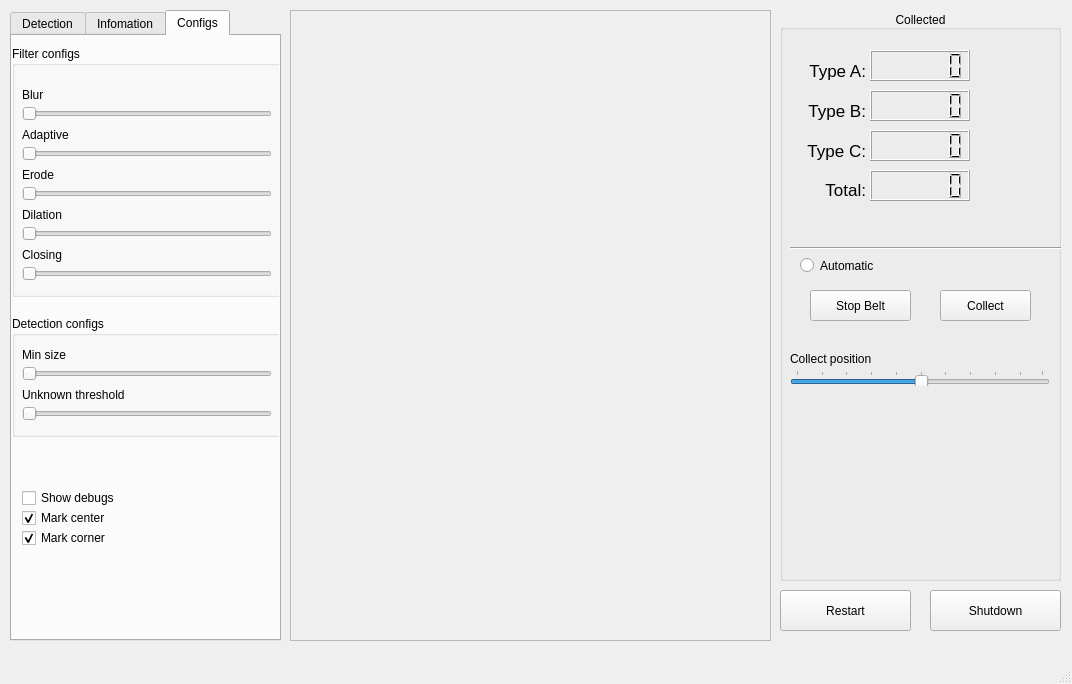
First picture: the form in windows.ui, repository hungtooc/find-object, before the edit.
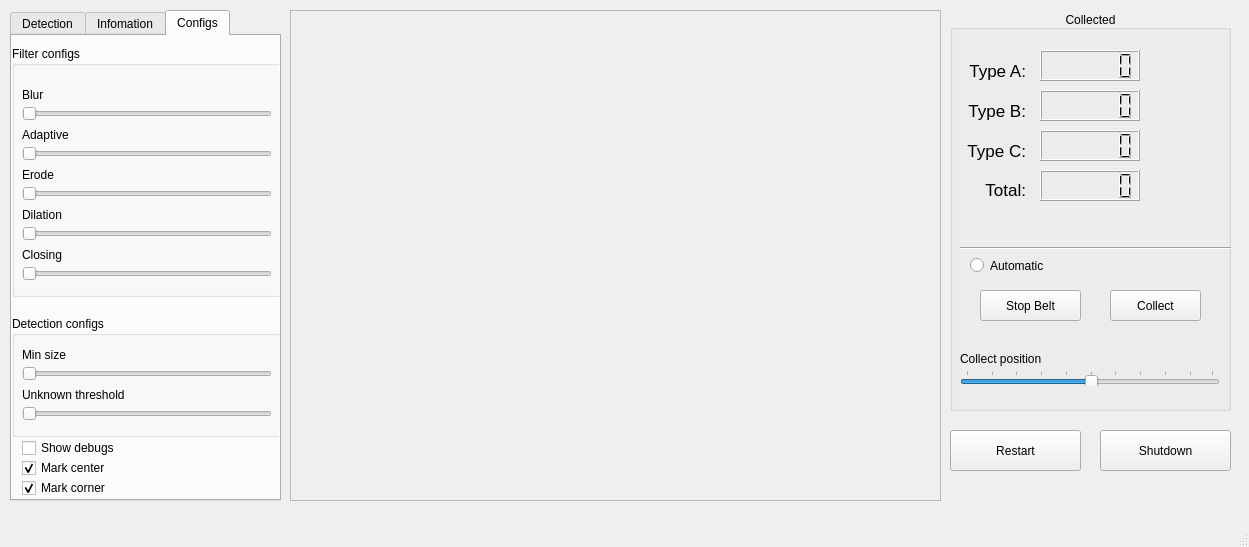
Second picture: the form after the edit. The open tabs and pages were chosen to show the change. Icons and pictures are not drawn.

Patch:
```diff
--- a/windows.ui
+++ b/windows.ui
@@ -6,8 +6,8 @@
    <rect>
     <x>0</x>
     <y>0</y>
-    <width>1072</width>
-    <height>684</height>
+    <width>1249</width>
+    <height>547</height>
    </rect>
   </property>
   <property name="windowTitle">
@@ -25,8 +25,8 @@
      <rect>
       <x>290</x>
       <y>10</y>
-      <width>481</width>
-      <height>631</height>
+      <width>651</width>
+      <height>491</height>
      </rect>
     </property>
     <property name="frameShape">
@@ -40,8 +40,8 @@
       <rect>
        <x>0</x>
        <y>0</y>
-       <width>480</width>
-       <height>631</height>
+       <width>640</width>
+       <height>480</height>
       </rect>
      </property>
      <property name="sizePolicy">
@@ -64,10 +64,10 @@
    <widget class="QGroupBox" name="groupBox_2">
     <property name="geometry">
      <rect>
-      <x>780</x>
+      <x>950</x>
       <y>10</y>
       <width>281</width>
-      <height>571</height>
+      <height>401</height>
      </rect>
     </property>
     <property name="title">
@@ -136,7 +136,7 @@
     <widget class="QLabel" name="label_3">
      <property name="geometry">
       <rect>
-       <x>20</x>
+       <x>10</x>
        <y>50</y>
        <width>66</width>
        <height>21</height>
@@ -163,7 +163,7 @@
     <widget class="QLabel" name="label_5">
      <property name="geometry">
       <rect>
-       <x>20</x>
+       <x>10</x>
        <y>90</y>
        <width>66</width>
        <height>21</height>
@@ -215,7 +215,7 @@
     <widget class="QLabel" name="label_7">
      <property name="geometry">
       <rect>
-       <x>20</x>
+       <x>10</x>
        <y>130</y>
        <width>66</width>
        <height>21</height>
@@ -242,7 +242,7 @@
     <widget class="QLabel" name="label_8">
      <property name="geometry">
       <rect>
-       <x>20</x>
+       <x>10</x>
        <y>170</y>
        <width>66</width>
        <height>21</height>
@@ -400,7 +400,7 @@
       <x>10</x>
       <y>10</y>
       <width>271</width>
-      <height>631</height>
+      <height>491</height>
      </rect>
     </property>
     <property name="currentIndex">
@@ -878,7 +878,7 @@
       <property name="geometry">
        <rect>
         <x>10</x>
-        <y>450</y>
+        <y>400</y>
         <width>140</width>
         <height>24</height>
        </rect>
@@ -894,7 +894,7 @@
       <property name="geometry">
        <rect>
         <x>10</x>
-        <y>490</y>
+        <y>440</y>
         <width>140</width>
         <height>24</height>
        </rect>
@@ -910,7 +910,7 @@
       <property name="geometry">
        <rect>
         <x>10</x>
-        <y>470</y>
+        <y>420</y>
         <width>140</width>
         <height>24</height>
        </rect>
@@ -1004,8 +1004,8 @@
    <widget class="QPushButton" name="pushButton_shutdown">
     <property name="geometry">
      <rect>
-      <x>930</x>
-      <y>590</y>
+      <x>1100</x>
+      <y>430</y>
       <width>131</width>
       <height>41</height>
      </rect>
@@ -1021,8 +1021,8 @@
    <widget class="QPushButton" name="pushButton_restart">
     <property name="geometry">
      <rect>
-      <x>780</x>
-      <y>590</y>
+      <x>950</x>
+      <y>430</y>
       <width>131</width>
       <height>41</height>
      </rect>
```
Left out of the diff: 11 changed lines with no effect on the pictures.
